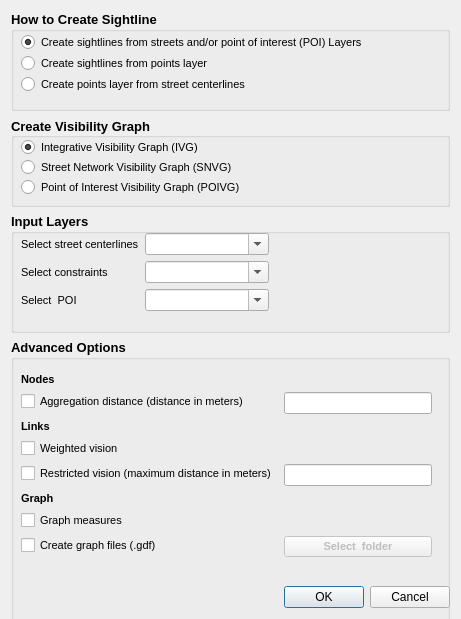
Qt form poi_visibility_network_dialog_base.ui (achic19/poi_visibility_network2) before a commit.
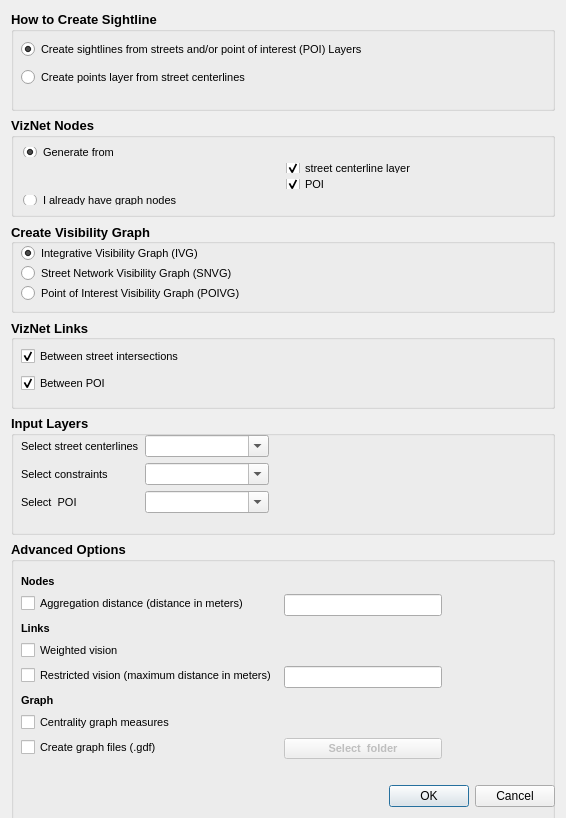
The same form after that commit.

Patch:
```diff
--- a/poi_visibility_network_dialog_base.ui
+++ b/poi_visibility_network_dialog_base.ui
@@ -6,8 +6,8 @@
    <rect>
     <x>0</x>
     <y>0</y>
-    <width>461</width>
-    <height>619</height>
+    <width>566</width>
+    <height>818</height>
    </rect>
   </property>
   <property name="minimumSize">
@@ -57,7 +57,7 @@
         <height>67</height>
        </rect>
       </property>
-      <layout class="QVBoxLayout" name="verticalLayout" stretch="0,0,0">
+      <layout class="QVBoxLayout" name="verticalLayout" stretch="0,0">
        <property name="spacing">
         <number>0</number>
        </property>
@@ -87,20 +87,6 @@
          </property>
         </widget>
        </item>
-       <item>
-        <widget class="QRadioButton" name="radioButton">
-         <property name="font">
-          <font>
-           <pointsize>8</pointsize>
-           <weight>50</weight>
-           <bold>false</bold>
-          </font>
-         </property>
-         <property name="text">
-          <string>Create sightlines from points layer</string>
-         </property>
-        </widget>
-       </item>
        <item>
         <widget class="QRadioButton" name="radioButton_3">
          <property name="font">
@@ -119,6 +105,116 @@
      </widget>
     </widget>
    </item>
+   <item>
+    <widget class="QGroupBox" name="groupBox_5">
+     <property name="sizePolicy">
+      <sizepolicy hsizetype="Preferred" vsizetype="Preferred">
+       <horstretch>0</horstretch>
+       <verstretch>0</verstretch>
+      </sizepolicy>
+     </property>
+     <property name="minimumSize">
+      <size>
+       <width>0</width>
+       <height>100</height>
+      </size>
+     </property>
+     <property name="font">
+      <font>
+       <pointsize>10</pointsize>
+       <weight>75</weight>
+       <bold>true</bold>
+       <kerning>false</kerning>
+      </font>
+     </property>
+     <property name="title">
+      <string>VizNet Nodes</string>
+     </property>
+     <property name="flat">
+      <bool>true</bool>
+     </property>
+     <layout class="QGridLayout" name="gridLayout">
+      <item row="0" column="0">
+       <layout class="QGridLayout" name="gridLayout_2">
+        <property name="sizeConstraint">
+         <enum>QLayout::SetDefaultConstraint</enum>
+        </property>
+        <item row="1" column="1">
+         <widget class="QCheckBox" name="checkBox_center_line">
+          <property name="font">
+           <font>
+            <pointsize>8</pointsize>
+            <weight>50</weight>
+            <bold>false</bold>
+           </font>
+          </property>
+          <property name="text">
+           <string>street centerline layer</string>
+          </property>
+          <property name="checked">
+           <bool>true</bool>
+          </property>
+         </widget>
+        </item>
+        <item row="6" column="0">
+         <widget class="QRadioButton" name="radioButton_7">
+          <property name="font">
+           <font>
+            <pointsize>8</pointsize>
+            <weight>50</weight>
+            <bold>false</bold>
+           </font>
+          </property>
+          <property name="text">
+           <string>I already have graph nodes </string>
+          </property>
+         </widget>
+        </item>
+        <item row="0" column="0">
+         <widget class="QRadioButton" name="radioButton_gen_from">
+          <property name="font">
+           <font>
+            <pointsize>8</pointsize>
+            <weight>50</weight>
+            <bold>false</bold>
+           </font>
+          </property>
+          <property name="whatsThis">
+           <string>&lt;html&gt;&lt;head/&gt;&lt;body&gt;&lt;p&gt;&lt;span style=&quot; font-family:'ui-monospace,SFMono-Regular,SF Mono,Menlo,Consolas,Liberation Mono,monospace'; font-size:12px; color:#24292f; background-color:#ffffff;&quot;&gt;creates visual connections that integrate locations of POIs within the street network&lt;/span&gt;&lt;/p&gt;&lt;/body&gt;&lt;/html&gt;</string>
+          </property>
+          <property name="text">
+           <string>Generate from</string>
+          </property>
+          <property name="checked">
+           <bool>true</bool>
+          </property>
+          <property name="autoRepeat">
+           <bool>false</bool>
+          </property>
+         </widget>
+        </item>
+        <item row="2" column="1">
+         <widget class="QCheckBox" name="checkBox_poi">
+          <property name="font">
+           <font>
+            <pointsize>8</pointsize>
+            <weight>50</weight>
+            <bold>false</bold>
+           </font>
+          </property>
+          <property name="text">
+           <string>POI</string>
+          </property>
+          <property name="checked">
+           <bool>true</bool>
+          </property>
+         </widget>
+        </item>
+       </layout>
+      </item>
+     </layout>
+    </widget>
+   </item>
    <item>
     <widget class="QGroupBox" name="groupBox_2">
      <property name="enabled">
@@ -220,6 +316,93 @@
      </widget>
     </widget>
    </item>
+   <item>
+    <widget class="QGroupBox" name="groupBox_6">
+     <property name="enabled">
+      <bool>true</bool>
+     </property>
+     <property name="minimumSize">
+      <size>
+       <width>0</width>
+       <height>90</height>
+      </size>
+     </property>
+     <property name="font">
+      <font>
+       <pointsize>10</pointsize>
+       <weight>75</weight>
+       <bold>true</bold>
+      </font>
+     </property>
+     <property name="title">
+      <string>VizNet Links</string>
+     </property>
+     <property name="alignment">
+      <set>Qt::AlignLeading|Qt::AlignLeft|Qt::AlignVCenter</set>
+     </property>
+     <property name="flat">
+      <bool>true</bool>
+     </property>
+     <property name="checkable">
+      <bool>false</bool>
+     </property>
+     <widget class="QWidget" name="layoutWidget_2">
+      <property name="geometry">
+       <rect>
+        <x>10</x>
+        <y>20</y>
+        <width>258</width>
+        <height>62</height>
+       </rect>
+      </property>
+      <layout class="QVBoxLayout" name="verticalLayout_4">
+       <property name="spacing">
+        <number>0</number>
+       </property>
+       <item>
+        <widget class="QCheckBox" name="checkBox_intersections">
+         <property name="font">
+          <font>
+           <pointsize>8</pointsize>
+           <weight>50</weight>
+           <bold>false</bold>
+          </font>
+         </property>
+         <property name="text">
+          <string>Between street intersections</string>
+         </property>
+         <property name="checkable">
+          <bool>true</bool>
+         </property>
+         <property name="checked">
+          <bool>true</bool>
+         </property>
+        </widget>
+       </item>
+       <item>
+        <widget class="QCheckBox" name="checkBox_poi_2">
+         <property name="font">
+          <font>
+           <pointsize>8</pointsize>
+           <weight>50</weight>
+           <bold>false</bold>
+          </font>
+         </property>
+         <property name="text">
+          <string>Between POI</string>
+         </property>
+         <property name="checkable">
+          <bool>true</bool>
+         </property>
+         <property name="checked">
+          <bool>true</bool>
+         </property>
+        </widget>
+       </item>
+      </layout>
+     </widget>
+    </widget>
+   </item>
    <item>
     <widget class="QGroupBox" name="groupBox_3">
      <property name="minimumSize">
@@ -384,7 +567,7 @@
        <rect>
         <x>10</x>
         <y>20</y>
-        <width>411</width>
+        <width>421</width>
         <height>211</height>
        </rect>
       </property>
@@ -501,7 +684,7 @@
           </font>
          </property>
          <property name="text">
-          <string>Graph measures</string>
+          <string>Centrality graph measures</string>
          </property>
         </widget>
        </item>
```
Left out of the diff: 3 changed lines with no effect on the pictures.
